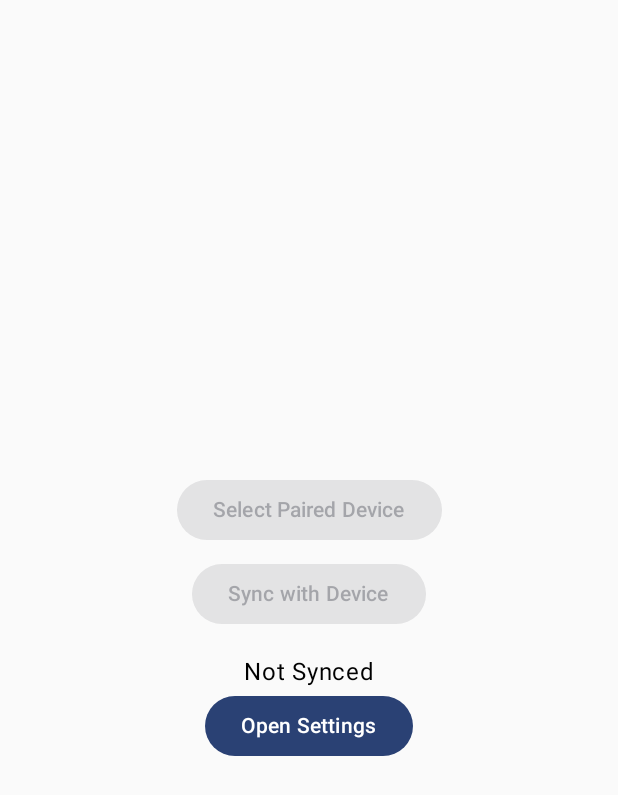
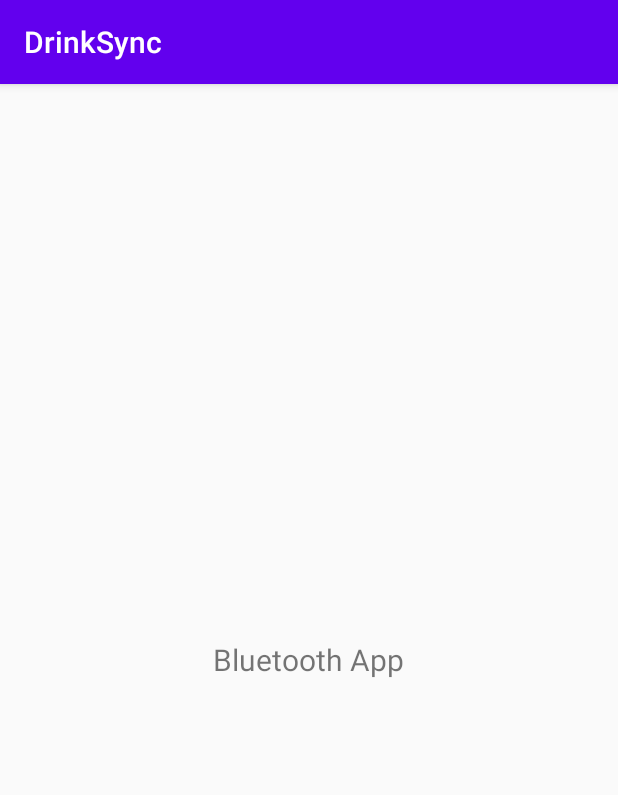
Before and after one commit to ks1686/DrinkSync, an Android app built with Jetpack Compose: the screen it shows after launch (MainActivity), on a phone screen of 412 x 824 dp. Shown: the top 795 px of the screen. Run offline under Robolectric (Android 15) with nearby library versions, the phone set to English and light mode, and no system bars.

Commit message:
Communication Achieved
The phone and app FINALLY talk to each other. bt program prints what it receives to terminal and closes, while phone rewrites what it received as text on main screen. This is crucial for writing data to the application.

```diff
--- a/Android/app/build.gradle.kts
+++ b/Android/app/build.gradle.kts
@@ -50,6 +50,7 @@ dependencies {
     implementation(libs.androidx.ui.tooling.preview)
     implementation(libs.androidx.material3)
     implementation(libs.androidx.constraintlayout)
+    implementation("androidx.appcompat:appcompat:1.7.0")
     testImplementation(libs.junit)
     androidTestImplementation(libs.androidx.junit)
     androidTestImplementation(libs.androidx.espresso.core)
--- a/Android/app/src/main/java/com/example/drinksync/BluetoothService.kt
+++ /dev/null
@@ -1,117 +0,0 @@
-package com.example.drinksync
-
-import android.bluetooth.BluetoothAdapter
-import android.bluetooth.BluetoothDevice
-import android.bluetooth.BluetoothSocket
-import android.content.Context
-import android.content.pm.PackageManager
-import androidx.core.content.ContextCompat
-import java.io.InputStream
-import java.io.OutputStream
-import java.util.*
-
-class BluetoothService(private val context: Context) {
-    private val bluetoothAdapter: BluetoothAdapter? = BluetoothAdapter.getDefaultAdapter()
-    private var bluetoothSocket: BluetoothSocket? = null
-    private var outputStream: OutputStream? = null
-    private var inputStream: InputStream? = null
-
-    companion object {
-        private val MY_UUID: UUID = UUID.fromString("00001101-0000-1000-8000-00805F9B34FB")
-    }
-
-    private fun hasBluetoothPermission(): Boolean {
-        val permissions = listOf(
-            android.Manifest.permission.BLUETOOTH,
-            android.Manifest.permission.BLUETOOTH_ADMIN,
-            android.Manifest.permission.BLUETOOTH_CONNECT
-        )
-        return permissions.all { permission ->
-            ContextCompat.checkSelfPermission(context, permission) == PackageManager.PERMISSION_GRANTED
-        }
-    }
-
-    fun getPairedDevicesNamesAndAddresses(): List<Pair<String, String>> {
-        return try {
-            if (!hasBluetoothPermission()) {
-                emptyList()
-            } else {
-                val pairedDevices = bluetoothAdapter?.bondedDevices ?: emptySet()
-                pairedDevices.map { device ->
-                    device.name to device.address
-                }
-            }
-        } catch (e: SecurityException) {
-            e.printStackTrace()
-            emptyList()
-        }
-    }
-
-    fun connectToPairedDevice(address: String): Boolean {
-        return try {
-            // Check if Bluetooth permissions are granted
-            if (!hasBluetoothPermission()) {
-                throw SecurityException("Bluetooth permissions are not granted")
-            }
-
-            // Get the Bluetooth device by its address
-            val device = bluetoothAdapter?.getRemoteDevice(address)
-                ?: throw IllegalArgumentException("Device not found")
-
-            // Create and connect the Bluetooth socket
-            bluetoothSocket = device.createRfcommSocketToServiceRecord(MY_UUID)
-            bluetoothSocket?.connect()
-
-            // Initialize input and output streams
-            outputStream = bluetoothSocket?.outputStream
-            inputStream = bluetoothSocket?.inputStream
-
-            true // Connection successful
-        } catch (e: SecurityException) {
-            // Handle missing permissions
-            e.printStackTrace()
-            false
-        } catch (e: IllegalArgumentException) {
-            // Handle invalid device address
-            e.printStackTrace()
-            false
-        } catch (e: Exception) {
-            // Handle other exceptions (e.g., connection failure)
-            e.printStackTrace()
-            false
-        }
-    }
-
-    fun sendMessage(message: String) {
-        try {
-            outputStream?.write(message.toByteArray())
-        } catch (e: Exception) {
-            e.printStackTrace()
-        }
-    }
-
-    fun receiveMessage(): String? {
-        return try {
-            val buffer = ByteArray(1024)
-            val bytesRead = inputStream?.read(buffer) ?: -1
-            if (bytesRead > 0) {
-                String(buffer, 0, bytesRead)
-            } else {
-                null
-            }
-        } catch (e: Exception) {
-            e.printStackTrace()
-            null
-        }
-    }
-
-    fun disconnect() {
-        try {
-            outputStream?.close()
-            inputStream?.close()
-            bluetoothSocket?.close()
-        } catch (e: Exception) {
-            e.printStackTrace()
-        }
-    }
-}
--- a/Android/app/src/main/java/com/example/drinksync/MainActivity.kt
+++ b/Android/app/src/main/java/com/example/drinksync/MainActivity.kt
@@ -1,38 +1,111 @@
 package com.example.drinksync
 
 import android.Manifest
-import android.os.Build
+import android.bluetooth.BluetoothAdapter
+import android.bluetooth.BluetoothServerSocket
+import android.bluetooth.BluetoothSocket
+import android.content.pm.PackageManager
 import android.os.Bundle
-import androidx.activity.ComponentActivity
-import androidx.activity.compose.setContent
+import android.util.Log
+import android.widget.TextView
+import androidx.appcompat.app.AppCompatActivity
 import androidx.core.app.ActivityCompat
-import com.example.drinksync.ui.theme.DrinkSyncTheme
+import androidx.core.content.ContextCompat
+import java.io.InputStream
+import java.io.OutputStream
+import java.util.UUID
 
-class MainActivity : ComponentActivity() {
-    private lateinit var bluetoothService: BluetoothService
+class MainActivity : AppCompatActivity() {
+
+    private val bluetoothAdapter: BluetoothAdapter? by lazy {
+        BluetoothAdapter.getDefaultAdapter()
+    }
+    private lateinit var statusTextView: TextView
+    private val MY_UUID: UUID = UUID.fromString("c0de2023-cafe-babe-cafe-2023c0debabe")
+    private val REQUEST_BLUETOOTH_PERMISSION = 1
 
     override fun onCreate(savedInstanceState: Bundle?) {
         super.onCreate(savedInstanceState)
+        setContentView(R.layout.activity_main)
 
-        // Request Bluetooth permissions
-        if (Build.VERSION.SDK_INT >= Build.VERSION_CODES.S) {
+        statusTextView = findViewById(R.id.statusText)
+
+        // Check and request Bluetooth permissions
+        if (ContextCompat.checkSelfPermission(this, Manifest.permission.BLUETOOTH_CONNECT)
+            == PackageManager.PERMISSION_GRANTED) {
+            startServerInThread()
+        } else {
             ActivityCompat.requestPermissions(
                 this,
-                arrayOf(
-                    Manifest.permission.BLUETOOTH_CONNECT,
-                    Manifest.permission.BLUETOOTH_SCAN,
-                    Manifest.permission.ACCESS_FINE_LOCATION,
-                    Manifest.permission.ACCESS_COARSE_LOCATION
-                ),
-                1
+                arrayOf(Manifest.permission.BLUETOOTH_CONNECT, Manifest.permission.BLUETOOTH_SCAN),
+                REQUEST_BLUETOOTH_PERMISSION
             )
         }
+    }
 
-        bluetoothService = BluetoothService(this)
+    override fun onRequestPermissionsResult(
+        requestCode: Int,
+        permissions: Array<out String>,
+        grantResults: IntArray
+    ) {
+        super.onRequestPermissionsResult(requestCode, permissions, grantResults)
+        if (requestCode == REQUEST_BLUETOOTH_PERMISSION) {
+            if (grantResults.isNotEmpty() && grantResults[0] == PackageManager.PERMISSION_GRANTED) {
+                startServerInThread()
+            } else {
+                runOnUiThread {
+                    statusTextView.text = "Bluetooth permissions are required to run this app."
+                }
+            }
+        }
+    }
 
-        setContent {
-            DrinkSyncTheme {
-                MainScreen(bluetoothService)
+    private fun startServerInThread() {
+        Thread { startServer() }.start()
+    }
+
+    private fun startServer() {
+        try {
+            Log.d("DrinkSync", "Starting Bluetooth server...")
+            if (ContextCompat.checkSelfPermission(this, Manifest.permission.BLUETOOTH_CONNECT)
+                == PackageManager.PERMISSION_GRANTED) {
+
+                val serverSocket = bluetoothAdapter?.listenUsingRfcommWithServiceRecord(
+                    "DrinkSyncApp", MY_UUID
+                )
+                Log.d("DrinkSync", "Server socket created, waiting for connection...")
+                val socket = serverSocket?.accept()
+                socket?.also {
+                    Log.d("DrinkSync", "Client connected!")
+                    runOnUiThread {
+                        statusTextView.text = "Connected!"
+                    }
+                    val inputStream = it.inputStream
+                    val outputStream = it.outputStream
+                    val buffer = ByteArray(1024)
+                    val bytes = inputStream.read(buffer)
+                    val incomingMessage = String(buffer, 0, bytes)
+
+                    Log.d("DrinkSync", "Received message: $incomingMessage")
+                    runOnUiThread {
+                        statusTextView.append("\nReceived: $incomingMessage")
+                    }
+                    outputStream.write("Hello world!".toByteArray())
+                    serverSocket?.close()
+                    Log.d("DrinkSync", "Server socket closed.")
+                }
+            } else {
+                Log.d("DrinkSync", "Bluetooth permission not granted.")
+            }
+        } catch (e: SecurityException) {
+            Log.e("DrinkSync", "SecurityException: ${e.message}")
+            runOnUiThread {
+                statusTextView.text = "SecurityException: ${e.message}"
+            }
+        } catch (e: Exception) {
+            Log.e("DrinkSync", "Error: ${e.message}")
+            runOnUiThread {
+                statusTextView.text = "Error: ${e.message}"
             }
         }
     }
--- a/Android/app/src/main/java/com/example/drinksync/MainScreen.kt
+++ /dev/null
@@ -1,112 +0,0 @@
-package com.example.drinksync
-
-import androidx.compose.foundation.layout.*
-import androidx.compose.material3.*
-import androidx.compose.runtime.*
-import androidx.compose.ui.Modifier
-import androidx.compose.ui.Alignment
-import androidx.compose.ui.unit.dp
-import androidx.compose.ui.platform.LocalContext
-import android.content.Intent
-import android.provider.Settings
-import kotlinx.coroutines.launch
-
-@Composable
-fun MainScreen(bluetoothService: BluetoothService) {
-    val context = LocalContext.current
-    val scope = rememberCoroutineScope()
-
-    // Pull list of paired devices asynchronously
-    val pairedDevices by produceState(initialValue = emptyList<Pair<String, String>>()) {
-        value = bluetoothService.getPairedDevicesNamesAndAddresses()
-    }
-
-    // Track which device is selected from the list
-    var selectedDeviceAddress by remember { mutableStateOf<String?>(null) }
-    // Simple control to open/close a dropdown menu
-    var devicesMenuExpanded by remember { mutableStateOf(false) }
-    // Track sync status
-    var syncStatus by remember { mutableStateOf("Not Synced") }
-
-    Column(
-        modifier = Modifier
-            .fillMaxSize()
-            .padding(16.dp),
-        verticalArrangement = Arrangement.Center,
-        horizontalAlignment = Alignment.CenterHorizontally
-    ) {
-        // Dropdown menu to select a paired device
-        Box {
-            Button(
-                onClick = { devicesMenuExpanded = !devicesMenuExpanded },
-                modifier = Modifier.padding(bottom = 8.dp),
-                enabled = pairedDevices.isNotEmpty() // Disable if no paired devices
-            ) {
-                Text(text = "Select Paired Device")
-            }
-
-            DropdownMenu(
-                expanded = devicesMenuExpanded,
-                onDismissRequest = { devicesMenuExpanded = false }
-            ) {
-                if (pairedDevices.isEmpty()) {
-                    Text(
-                        text = "No paired devices available",
-                        modifier = Modifier.padding(8.dp)
-                    )
-                } else {
-                    pairedDevices.forEach { (name, address) ->
-                        DropdownMenuItem(
-                            text = { Text(text = "$name ($address)") },
-                            onClick = {
-                                selectedDeviceAddress = address
-                                devicesMenuExpanded = false
-                            }
-                        )
-                    }
-                }
-            }
-        }
-
-        // Button to sync with the selected device
-        Button(
-            onClick = {
-                selectedDeviceAddress?.let { addr ->
-                    scope.launch {
-                        val isConnected = bluetoothService.connectToPairedDevice(addr)
-                        if (isConnected) {
-                            // Wait for a confirmation message from the Raspberry Pi
-                            val confirmationMessage = bluetoothService.receiveMessage()
-                            if (confirmationMessage != null) {
-                                // Send a sync message to the Raspberry Pi
-                                bluetoothService.sendMessage("Sync")
-                                syncStatus = "Synced: $confirmationMessage"
-                            } else {
-                                syncStatus = "Failed to Sync"
-                            }
-                        } else {
-                            syncStatus = "Failed to Connect"
-                        }
-                    }
-                }
-            },
-            modifier = Modifier.padding(bottom = 16.dp),
-            enabled = selectedDeviceAddress != null // Disable if no device is selected
-        ) {
-            Text(text = "Sync with Device")
-        }
-
-        // Display sync status
-        Text(text = syncStatus)
-
-        // Button to open system settings
-        Button(
-            onClick = {
-                val intent = Intent(Settings.ACTION_SETTINGS)
-                context.startActivity(intent)
-            }
-        ) {
-            Text(text = "Open Settings")
-        }
-    }
-}
--- a/Android/app/src/main/res/layout/activity_main.xml
+++ b/Android/app/src/main/res/layout/activity_main.xml
@@ -1,20 +1,15 @@
 <?xml version="1.0" encoding="utf-8"?>
-<androidx.constraintlayout.widget.ConstraintLayout xmlns:android="http://schemas.android.com/apk/res/android"
-    xmlns:app="http://schemas.android.com/apk/res-auto"
-    xmlns:tools="http://schemas.android.com/tools"
-    android:layout_width="match_parent"
-    android:layout_height="match_parent"
-    tools:context=".MainActivity"
-    tools:ignore="MissingClass">
+<LinearLayout
+        xmlns:android="http://schemas.android.com/apk/res/android"
+        android:layout_width="match_parent"
+        android:layout_height="match_parent"
+        android:gravity="center"
+        android:orientation="vertical">
 
     <TextView
-        android:id="@+id/welcomeText"
-        android:layout_width="wrap_content"
-        android:layout_height="wrap_content"
-        android:text="Welcome to DrinkSync!"
-        android:textSize="24sp"
-        app:layout_constraintBottom_toBottomOf="parent"
-        app:layout_constraintLeft_toLeftOf="parent"
-        app:layout_constraintRight_toRightOf="parent"
-        app:layout_constraintTop_toTopOf="parent" />
-</androidx.constraintlayout.widget.ConstraintLayout>
+            android:id="@+id/statusText"
+            android:layout_width="wrap_content"
+            android:layout_height="wrap_content"
+            android:text="Bluetooth App"
+            android:textSize="20sp"/>
+</LinearLayout>
--- /dev/null
+++ b/Android/app/src/main/res/values/styles.xml
@@ -0,0 +1,8 @@
+<resources>
+    <style name="Theme.DrinkSync" parent="Theme.AppCompat.Light.DarkActionBar">
+        <!-- Customize your theme here. -->
+        <item name="colorPrimary">@color/purple_500</item>
+        <item name="colorPrimaryDark">@color/purple_700</item>
+        <item name="colorAccent">@color/teal_200</item>
+    </style>
+</resources>
--- a/Android/app/src/main/res/values/themes.xml
+++ /dev/null
@@ -1,5 +0,0 @@
-<?xml version="1.0" encoding="utf-8"?>
-<resources>
-
-    <style name="Theme.DrinkSync" parent="android:Theme.Material.Light.NoActionBar" />
-</resources>
```
Also changed, not shown: Android/app/src/main/AndroidManifest.xml (+13 -18 lines), Android/app/src/main/java/com/example/drinksync/Prefs.kt (deleted, +0 -16 lines), 1 other file.
